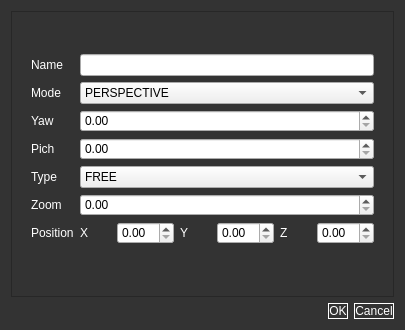
Old version of the form Ui/newcameraqt.ui in the repository Vazquinhos/CatalunyaCircuit.
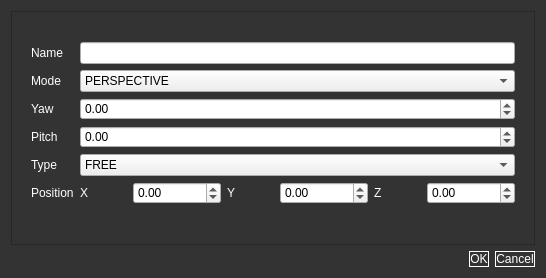
New version of the form.

Diff of the .ui file:
```diff
--- a/Ui/newcameraqt.ui
+++ b/Ui/newcameraqt.ui
@@ -6,8 +6,8 @@
    <rect>
     <x>0</x>
     <y>0</y>
-    <width>405</width>
-    <height>330</height>
+    <width>546</width>
+    <height>278</height>
    </rect>
   </property>
   <property name="windowTitle">
@@ -45,17 +45,65 @@
         <property name="bottomMargin">
          <number>10</number>
         </property>
-        <item row="5" column="0">
-         <widget class="QLabel" name="label_9">
-          <property name="text">
-           <string>Zoom</string>
-          </property>
-         </widget>
+        <item row="5" column="2">
+         <layout class="QHBoxLayout" name="horizontalLayout_3">
+          <item>
+           <widget class="QLabel" name="label_2">
+            <property name="text">
+             <string>X</string>
+            </property>
+           </widget>
+          </item>
+          <item>
+           <widget class="QDoubleSpinBox" name="x">
+            <property name="minimum">
+             <double>-99999999.000000000000000</double>
+            </property>
+            <property name="maximum">
+             <double>99999999.000000000000000</double>
+            </property>
+           </widget>
+          </item>
+          <item>
+           <widget class="QLabel" name="label_4">
+            <property name="text">
+             <string>Y</string>
+            </property>
+           </widget>
+          </item>
+          <item>
+           <widget class="QDoubleSpinBox" name="y">
+            <property name="minimum">
+             <double>-99999999.000000000000000</double>
+            </property>
+            <property name="maximum">
+             <double>999999999.000000000000000</double>
+            </property>
+           </widget>
+          </item>
+          <item>
+           <widget class="QLabel" name="label_5">
+            <property name="text">
+             <string>Z</string>
+            </property>
+           </widget>
+          </item>
+          <item>
+           <widget class="QDoubleSpinBox" name="z">
+            <property name="minimum">
+             <double>-999999.000000000000000</double>
+            </property>
+            <property name="value">
+             <double>0.000000000000000</double>
+            </property>
+           </widget>
+          </item>
+         </layout>
         </item>
         <item row="3" column="0">
          <widget class="QLabel" name="label_8">
           <property name="text">
-           <string>Pich</string>
+           <string>Pitch</string>
           </property>
          </widget>
         </item>
@@ -66,16 +114,10 @@
           </property>
          </widget>
         </item>
-        <item row="3" column="1">
-         <widget class="QDoubleSpinBox" name="sb_pitch"/>
-        </item>
-        <item row="5" column="1">
-         <widget class="QDoubleSpinBox" name="cb_zoom"/>
-        </item>
-        <item row="0" column="1">
+        <item row="0" column="2">
          <widget class="QLineEdit" name="line_name"/>
         </item>
-        <item row="1" column="1">
+        <item row="1" column="2">
          <widget class="QComboBox" name="cb_mode">
           <item>
            <property name="text">
@@ -110,51 +152,24 @@
           </property>
          </widget>
         </item>
-        <item row="2" column="1">
-         <widget class="QDoubleSpinBox" name="sb_yaw"/>
+        <item row="2" column="2">
+         <widget class="QDoubleSpinBox" name="sb_yaw">
+          <property name="minimum">
+           <double>-99999.000000000000000</double>
+          </property>
+          <property name="maximum">
+           <double>999999.000000000000000</double>
+          </property>
+         </widget>
         </item>
-        <item row="6" column="1">
-         <layout class="QHBoxLayout" name="horizontalLayout_3">
-          <item>
-           <widget class="QLabel" name="label_2">
-            <property name="text">
-             <string>X</string>
-            </property>
-           </widget>
-          </item>
-          <item>
-           <widget class="QDoubleSpinBox" name="x"/>
-          </item>
-          <item>
-           <widget class="QLabel" name="label_4">
-            <property name="text">
-             <string>Y</string>
-            </property>
-           </widget>
-          </item>
-          <item>
-           <widget class="QDoubleSpinBox" name="y"/>
-          </item>
-          <item>
-           <widget class="QLabel" name="label_5">
-            <property name="text">
-             <string>Z</string>
-            </property>
-           </widget>
-          </item>
-          <item>
-           <widget class="QDoubleSpinBox" name="z"/>
-          </item>
-         </layout>
-        </item>
-        <item row="6" column="0">
+        <item row="5" column="0">
          <widget class="QLabel" name="label_3">
           <property name="text">
            <string>Position</string>
           </property>
          </widget>
         </item>
-        <item row="4" column="1">
+        <item row="4" column="2">
          <widget class="QComboBox" name="cb_type">
           <item>
            <property name="text">
@@ -173,6 +188,16 @@
           </item>
          </widget>
         </item>
+        <item row="3" column="2">
+         <widget class="QDoubleSpinBox" name="sb_pitch">
+          <property name="minimum">
+           <double>-99999.000000000000000</double>
+          </property>
+          <property name="maximum">
+           <double>9999.989999999999782</double>
+          </property>
+         </widget>
+        </item>
        </layout>
       </item>
      </layout>
```
